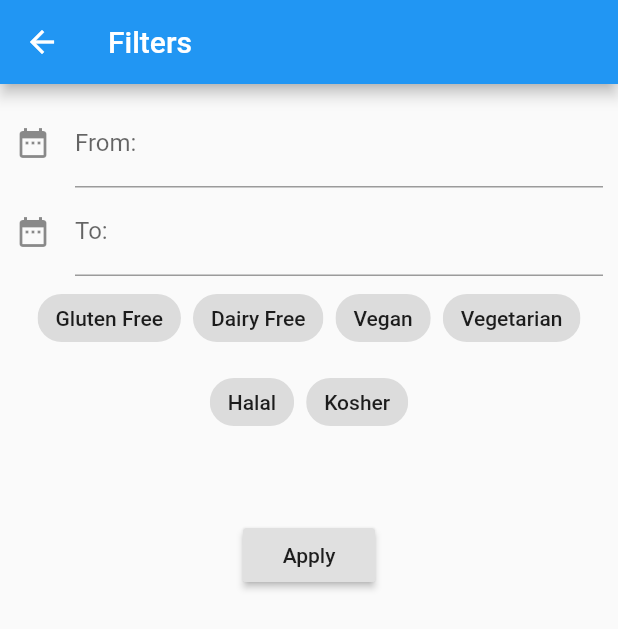
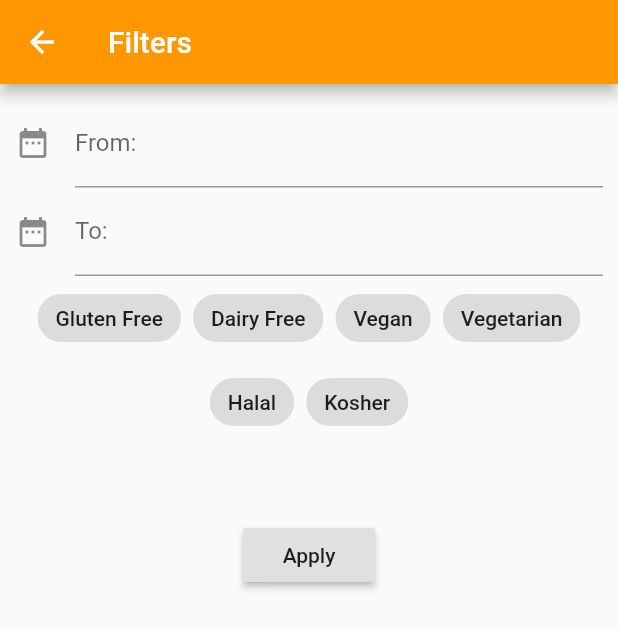
Before and after one commit to mattrossman/free-food-finders, a Flutter app: the screen it shows after launch, after a tap on the "filter list" icon, on a phone screen of 412 x 824 dp. Shown: the top 629 px of the screen. Run offline on Flutter 3.47's test engine with Material 2 defaults, Android fonts, the phone set to English and light mode, and no system bars; drawn by our look-alikes of datetime_picker_formfield; our stand-ins replace grouped_list; network calls fail.

Commit message:
Add variables for theming, change to orange

```diff
--- a/lib/main.dart
+++ b/lib/main.dart
@@ -10,6 +10,9 @@ import 'foodevent.dart';
 import 'form.dart';
 import 'dart:developer';
 
+// const theme = const Color(0xff881c1c);
+Color colorAccent = Colors.blueAccent;
+Color colorMain = Colors.orange;
 
 void main() => runApp(MyApp());
 
@@ -145,7 +148,8 @@ class _MyAppState extends State<MyApp> {
       ),
       home: Scaffold(
         appBar: AppBar(
-          title: Text('Events'),
+          title: Text('Free Food Events'),
+          backgroundColor: colorMain,
           actions: <Widget>[
             FilterButton()
           ],
@@ -186,7 +190,7 @@ class AddEventButton extends StatelessWidget {
         _navigateAndDisplaySelection(context);
       },
       child: Icon(Icons.add),
-      backgroundColor: Colors.green,
+      backgroundColor: colorAccent,
     );
   }
 
@@ -214,6 +218,7 @@ class AddEventScreen extends StatelessWidget {
     return Scaffold(
       appBar: AppBar(
         title: Text('Create Event'),
+        backgroundColor: colorMain,
       ),
       body: MyCustomForm(),
     );
@@ -255,6 +260,7 @@ class FilterScreen extends StatelessWidget {
     return Scaffold(
       appBar: AppBar(
         title: Text('Filters'),
+        backgroundColor: colorMain,
       ),
       body: FilterForm(),
     );
```
